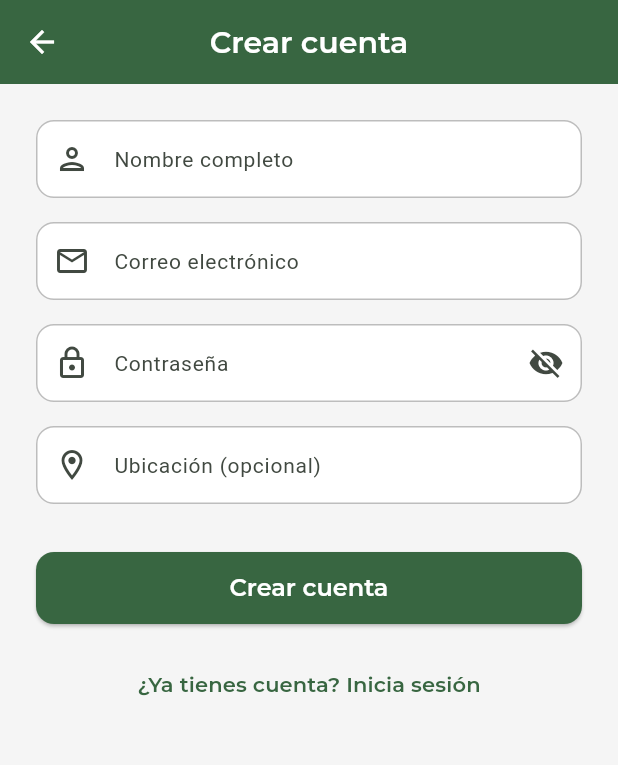
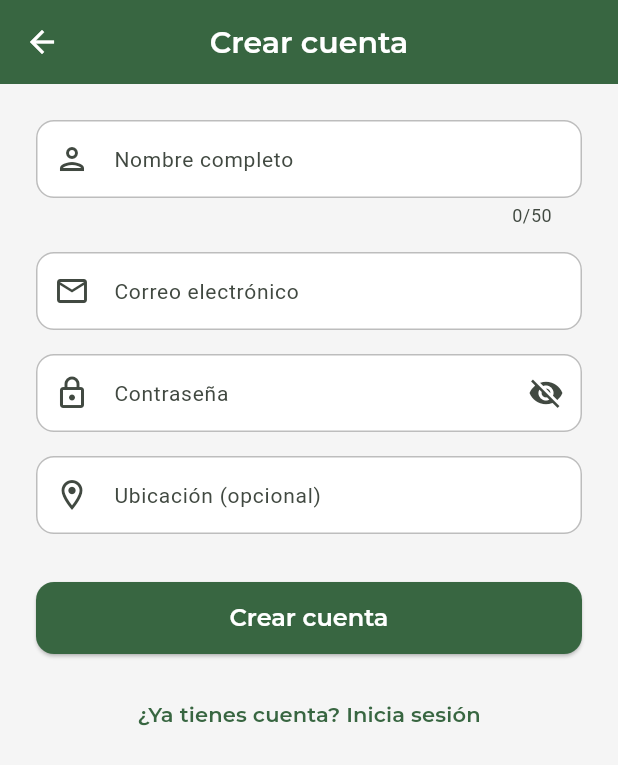
Before and after one commit to Grupo32-ISIS3510/flutter_frontend, a Flutter app: the RegisterScreen screen opened by its route, on a phone screen of 412 x 824 dp. Shown: the top 765 px of the screen. Run offline on Flutter 3.47's test engine with Material 3 defaults, Android fonts, the phone set to English and light mode, and no system bars; our stand-ins replace firebase_core, firebase_messaging, flutter_local_notifications, flutter_secure_storage, geolocator, go_router and 4 more; missing offline and left inert: google_mlkit_text_recognition; accounts and stored records are empty.

Commit message:
Add input formatter for name field and set preferred device orientation

```diff
--- a/lib/features/auth/screens/register_screen.dart
+++ b/lib/features/auth/screens/register_screen.dart
@@ -1,4 +1,5 @@
 import 'package:flutter/material.dart';
+import 'package:flutter/services.dart';
 import 'package:go_router/go_router.dart';
 import 'package:provider/provider.dart';
 import 'package:second_serving_frontend/core/config/app_theme.dart';
@@ -80,6 +81,10 @@ class _RegisterScreenState extends State<RegisterScreen> {
                 ],
                 TextFormField(
                   controller: _nameController,
+                  maxLength: 50,
+                  inputFormatters: [
+                    LengthLimitingTextInputFormatter(50),
+                  ],
                   decoration: const InputDecoration(
                     labelText: 'Nombre completo',
                     prefixIcon: Icon(Icons.person_outlined),
--- a/lib/main.dart
+++ b/lib/main.dart
@@ -2,6 +2,7 @@ import 'dart:async';
 
 import 'package:firebase_core/firebase_core.dart';
 import 'package:flutter/material.dart';
+import 'package:flutter/services.dart';
 import 'package:go_router/go_router.dart';
 import 'package:flutter_localizations/flutter_localizations.dart';
 import 'package:flutter_secure_storage/flutter_secure_storage.dart';
@@ -33,6 +34,9 @@ late final PushNotificationsService _pushNotificationsService;
 
 void main() async {
   WidgetsFlutterBinding.ensureInitialized();
+  await SystemChrome.setPreferredOrientations([
+    DeviceOrientation.portraitUp,
+  ]);
   await initializeDateFormatting('es', null);
   await LocalNotificationsService.instance.initialize();
 
```
